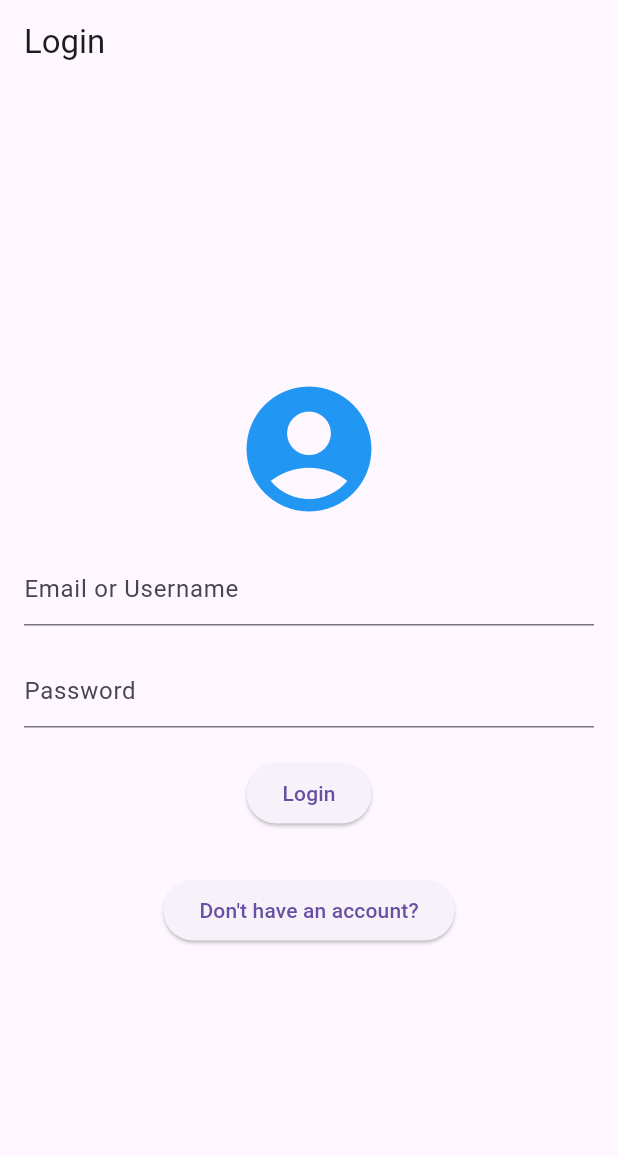
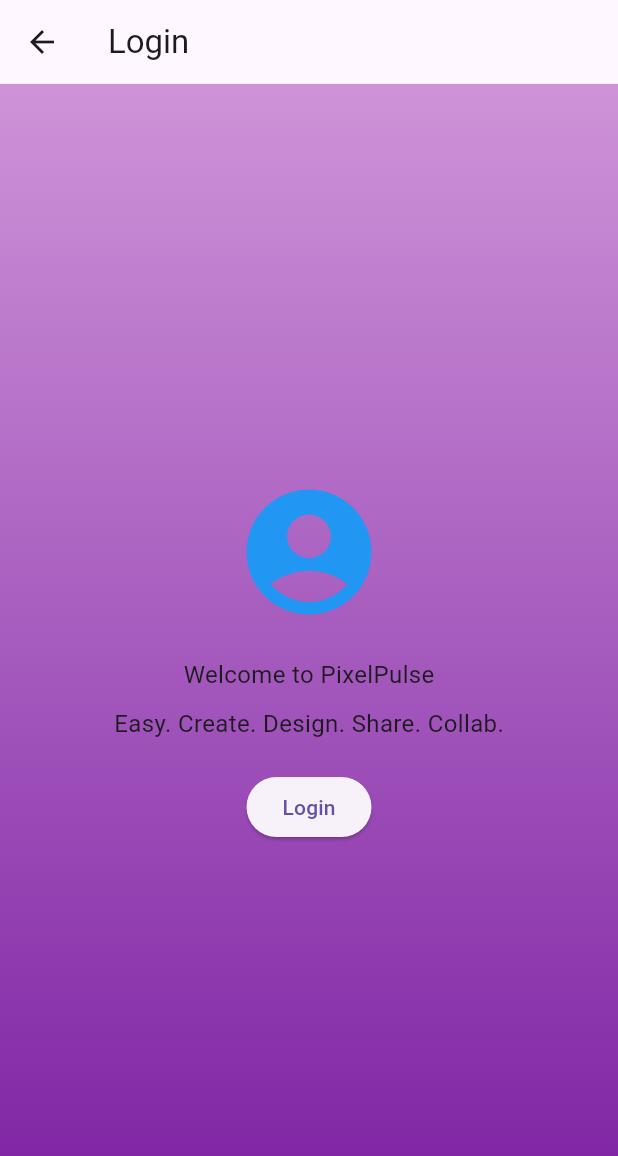
Before and after one commit to IEMDomain04/PixelPulse, a Flutter app: the screen it shows after launch, after a tap on "Login", on a phone screen of 412 x 824 dp. Shown: the top 1156 px of the screen. Run offline on Flutter 3.47's test engine with Material 3 defaults, Android fonts, the phone set to English and light mode, and no system bars.

Commit message:
added stuffs

```diff
--- /dev/null
+++ b/lib/day1_page.dart
@@ -0,0 +1,21 @@
+import 'package:flutter/material.dart';
+
+class Day1Page extends StatelessWidget {
+  const Day1Page({Key? key}) : super(key: key);
+
+  @override
+  Widget build(BuildContext context) {
+    return Scaffold(
+      appBar: AppBar(
+        title: Text('Login'),
+      ),
+      body: Center(
+        child: Icon(
+          Icons.account_circle,
+          size: 100.0,
+          color: Colors.blue,
+        ),
+      ),
+    );
+  }
+}
--- a/lib/login_page.dart
+++ b/lib/login_page.dart
@@ -1,4 +1,5 @@
 import 'package:flutter/material.dart';
+import 'package:pixelpulse/main_page.dart';
 
 class LoginPage extends StatefulWidget {
   const LoginPage({Key? key}) : super(key: key);
@@ -21,8 +22,17 @@
       appBar: AppBar(
         title: Text('Login'),
       ),
-      body: Padding(
+      body: Container(
+        decoration: BoxDecoration(
+          gradient: LinearGradient(
+            begin: Alignment.topCenter,
+            end: Alignment.bottomCenter,
+            colors: [Colors.purple[200]!, Colors.purple[700]!],
+          ),
+        ),
+        child: Padding(
           padding: const EdgeInsets.all(16.0),
+          child: Center(
             child: Column(
               mainAxisAlignment: MainAxisAlignment.center,
               children: <Widget>[
@@ -36,6 +46,8 @@
                   controller: _emailController,
                   decoration: InputDecoration(
                     hintText: 'Email or Username',
+                    filled: true,
+                    fillColor: Colors.white,
                   ),
                 ),
                 SizedBox(height: 20.0),
@@ -43,13 +55,20 @@
                   controller: _passwordController,
                   decoration: InputDecoration(
                     hintText: 'Password',
+                    filled: true,
+                    fillColor: Colors.white,
                   ),
                   obscureText: true,
                 ),
                 SizedBox(height: 20.0),
                 ElevatedButton(
                   onPressed: () {
-                // Add login functionality here
+                    Navigator.push(
+                      context,
+                      MaterialPageRoute(
+                        builder: (context) => const MainPage(),
+                      ),
+                    );
                   },
                   child: Text('Login'),
                 ),
@@ -65,6 +84,8 @@
                           controller: _fullNameController,
                           decoration: InputDecoration(
                             hintText: 'Full Name',
+                            filled: true,
+                            fillColor: Colors.white,
                           ),
                         ),
                         SizedBox(height: 20.0),
@@ -72,6 +93,8 @@
                           controller: _artistTypeController,
                           decoration: InputDecoration(
                             hintText: 'Type of Artist',
+                            filled: true,
+                            fillColor: Colors.white,
                           ),
                         ),
                       ],
@@ -90,6 +113,8 @@
               ],
             ),
           ),
+        ),
+      ),
     );
   }
 }
--- /dev/null
+++ b/lib/main_page.dart
@@ -0,0 +1,52 @@
+import 'package:flutter/material.dart';
+
+class MainPage extends StatelessWidget {
+  const MainPage({Key? key}) : super(key: key);
+
+  @override
+  Widget build(BuildContext context) {
+    return Scaffold(
+      appBar: AppBar(
+        title: Text('Login'),
+      ),
+      body: Container(
+        decoration: BoxDecoration(
+          gradient: LinearGradient(
+            begin: Alignment.topCenter,
+            end: Alignment.bottomCenter,
+            colors: [Colors.purple[200]!, Colors.purple[700]!],
+          ),
+        ),
+        child: Center(
+          child: Column(
+            mainAxisAlignment: MainAxisAlignment.center,
+            children: <Widget>[
+              Icon(
+                Icons.account_circle,
+                size: 100.0,
+                color: Colors.blue,
+              ),
+              SizedBox(height: 20.0),
+              Text(
+                'Welcome to PixelPulse',
+                style: TextStyle(fontSize: 16.0),
+              ),
+              SizedBox(height: 10.0),
+              Text(
+                'Easy. Create. Design. Share. Collab.',
+                style: TextStyle(fontSize: 16.0),
+              ),
+              SizedBox(height: 20.0),
+              ElevatedButton(
+                onPressed: () {
+                  // Add login functionality here
+                },
+                child: Text('Login'),
+              ),
+            ],
+          ),
+        ),
+      ),
+    );
+  }
+}
```
Lines whose indentation alone changed are shown as unchanged.
